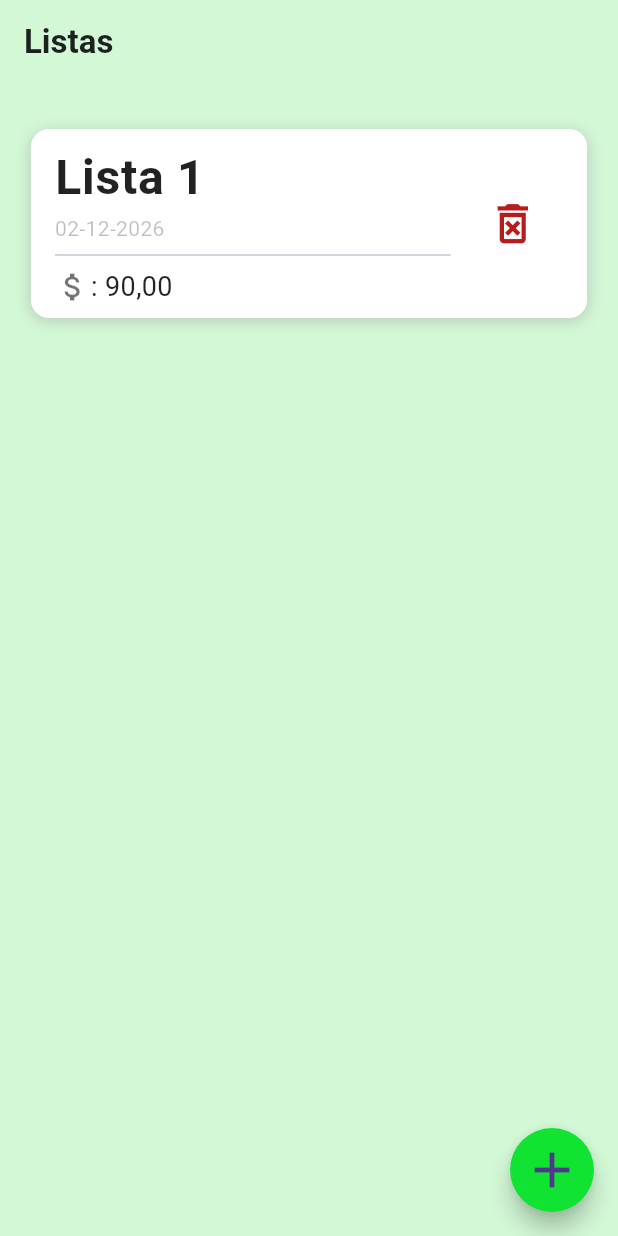
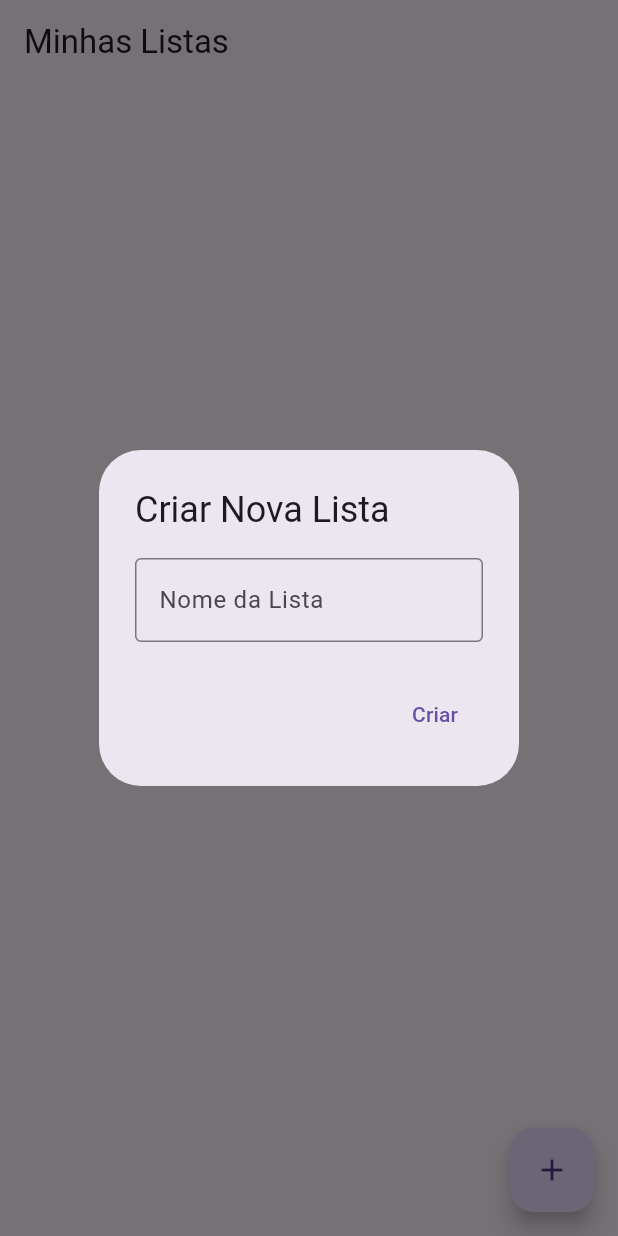
Before and after one commit to gabrielarappel/AppListaDeCompras, a Flutter app: the screen it shows after launch, after a tap on the "add" icon, on a phone screen of 412 x 824 dp. Run offline on Flutter 3.47's test engine with Material 3 defaults, Android fonts, the phone set to English and light mode, and no system bars; our stand-ins replace shared_preferences.

Commit message:
Comunicação com as duas páginas
criei um novo arquivo para substituir "mainlistview" já que estava dando muitos erros. Porém, acabei removendo o estilo que já estava feito em items_list.

```diff
--- a/lib/app/app.dart
+++ b/lib/app/app.dart
@@ -1,4 +1,4 @@
-import 'package:app_lista_de_compras/app/features/main_list.dart';
+import 'package:app_lista_de_compras/app/features/list_page.dart';
 import 'package:flutter/material.dart';
 
 class MyApp extends StatelessWidget {
@@ -10,6 +10,6 @@ class MyApp extends StatelessWidget {
         debugShowCheckedModeBanner: false,
         title: 'Lista de compras',
         theme: ThemeData.light(),
-        home: MainListView());
+        home: ListaPage());
   }
 }
--- /dev/null
+++ b/lib/app/features/list_page.dart
@@ -0,0 +1,97 @@
+import 'package:flutter/material.dart';
+import 'package:shared_preferences/shared_preferences.dart';
+import 'items_list.dart'; // Importe a HomePage
+
+class ListaPage extends StatefulWidget {
+  @override
+  _ListaPageState createState() => _ListaPageState();
+}
+
+class _ListaPageState extends State<ListaPage> {
+  List<String> _listas = []; // Lista de nomes das listas
+
+  @override
+  void initState() {
+    super.initState();
+    _loadListas(); // Carrega as listas salvas ao iniciar a tela
+  }
+
+  void _loadListas() async {
+    // Carrega as listas salvas do SharedPreferences
+    SharedPreferences prefs = await SharedPreferences.getInstance();
+    setState(() {
+      _listas = prefs.getStringList('listas') ?? [];
+    });
+  }
+
+  void _saveListas() async {
+    // Salva as listas no SharedPreferences
+    SharedPreferences prefs = await SharedPreferences.getInstance();
+    await prefs.setStringList('listas', _listas);
+  }
+
+  @override
+  Widget build(BuildContext context) {
+    return Scaffold(
+      appBar: AppBar(
+        title: Text('Minhas Listas'),
+      ),
+      body: ListView.builder(
+        itemCount: _listas.length,
+        itemBuilder: (BuildContext context, int index) {
+          return ListTile(
+            title: Text(_listas[index]),
+            onTap: () {
+              Navigator.push(
+                context,
+                MaterialPageRoute(
+                  builder: (context) => HomePage(
+                    nomeLista: _listas[index],
+                    precoLista: '0.00', // Pode adicionar um preço inicial aqui se necessário
+                  ),
+                ),
+              );
+            },
+          );
+        },
+      ),
+      floatingActionButton: FloatingActionButton(
+        onPressed: () {
+          showDialog(
+            context: context,
+            builder: (BuildContext context) {
+              TextEditingController _controller = TextEditingController();
+
+              return AlertDialog(
+                title: Text('Criar Nova Lista'),
+                content: TextField(
+                  controller: _controller,
+                  decoration: InputDecoration(
+                    labelText: 'Nome da Lista',
+                    border: OutlineInputBorder(),
+                  ),
+                ),
+                actions: [
+                  TextButton(
+                    onPressed: () {
+                      String nomeLista = _controller.text.trim();
+                      if (nomeLista.isNotEmpty) {
+                        setState(() {
+                          _listas.add(nomeLista);
+                          _saveListas();
+                        });
+                        Navigator.of(context).pop();
+                      }
+                    },
+                    child: Text('Criar'),
+                  ),
+                ],
+              );
+            },
+          );
+        },
+        child: Icon(Icons.add),
+      ),
+    );
+  }
+}
--- a/lib/app/features/main_list.dart
+++ /dev/null
@@ -1,146 +0,0 @@
-import 'package:app_lista_de_compras/app/features/items_list.dart';
-import 'package:flutter/material.dart';
-
-class MainListView extends StatefulWidget {
-  const MainListView({super.key});
-
-  @override
-  State<MainListView> createState() => _MainListViewState();
-}
-
-class _MainListViewState extends State<MainListView> {
-  final List<Map<String, dynamic>> _listasDeCompras = [];
-
-  @override
-  Widget build(BuildContext context) {
-    return Scaffold(
-      backgroundColor: const Color(0xFFD2F8D6),
-      appBar: AppBar(
-        title: const Text(
-          "Listas",
-          style: TextStyle(
-            color: Colors.black87,
-            fontWeight: FontWeight.bold,
-          ),
-        ),
-        backgroundColor: const Color(0xffD2F8D6),
-      ),
-      body: Stack(
-        children: [
-          ListView.builder(
-            itemCount: _listasDeCompras.length,
-            itemBuilder: (context, index) {
-              return Column(
-                children: [
-                  const SizedBox(
-                    height: 30,
-                  ),
-                  Center(
-                    key: Key(_listasDeCompras[index].toString()),
-                    child: FractionallySizedBox(
-                      widthFactor: 0.9,
-                      child: Container(
-                        decoration: BoxDecoration(
-                          color: Colors.white, // Cor de fundo do Container
-                          borderRadius: BorderRadius.circular(12),
-                          boxShadow: [
-                            BoxShadow(
-                              color: Colors.grey.withOpacity(0.5),
-                              spreadRadius: 0,
-                              blurRadius: 8,
-                              offset: const Offset(
-                                  0, 2), // changes position of shadow
-                            ),
-                          ],
-                        ),
-                        child: ListTile(
-                          title: Text(
-                            "Lista ${index + 1}",
-                            style: const TextStyle(
-                              color: Colors.black87,
-                              fontSize: 32,
-                              fontWeight: FontWeight.bold,
-                            ),
-                          ),
-                          subtitle: Column(
-                            crossAxisAlignment: CrossAxisAlignment.start,
-                            children: [
-                              Text(
-                                _formatDate(DateTime
-                                    .now()), // Exibe a data atual formatada
-                                style: const TextStyle(
-                                  color: Colors.black26,
-                                  fontSize: 14,
-                                ),
-                              ),
-                              const Divider(),
-                              Row(
-                                children: [
-                                  const Icon(
-                                    Icons.attach_money,
-                                    color: Colors.black54,
-                                  ),
-                                  Text(
-                                    ": ${_listasDeCompras[index]['preco']}", // Preço vindo dos dados da lista
-                                    style: const TextStyle(
-                                      color: Colors.black87,
-                                      fontSize: 18,
-                                    ),
-                                  ),
-                                ],
-                              ),
-                            ],
-                          ),
-                          trailing: IconButton(
-                            icon: Icon(Icons.delete_forever_outlined,
-                                color: Colors.red[900], size: 35),
-                            onPressed: () {
-                              setState(() {
-                                _listasDeCompras.removeAt(
-                                    index); // Remove o item da lista ao clicar no ícone de delete
-                              });
-                            },
-                          ),
-                          onTap: () {
-                            Navigator.push(
-                              context,
-                              MaterialPageRoute(
-                                  builder: (context) => const HomePage()),
-                            );
-                          },
-                        ),
-                      ),
-                    ),
-                  ),
-                ],
-              );
-            },
-          ),
-          Positioned(
-            bottom: 16, // Posição em relação à parte inferior da tela
-            right: 16, // Posição em relação à parte direita da tela
-            child: FloatingActionButton(
-              backgroundColor: const Color(0xFF11E333),
-              shape: const CircleBorder(),
-              onPressed: () {
-// Ação ao pressionar o botão
-                setState(() {
-// Adiciona um novo item à lista
-                  _listasDeCompras.add({
-                    'nome': 'Lista ${_listasDeCompras.length + 1}',
-                    'preco': '90,00', // Valor exemplo, pode ser dinâmico
-                  });
-                });
-              },
-              child: const Icon(Icons.add, size: 40),
-            ),
-          ),
-        ],
-      ),
-    );
-  }
-
-  String _formatDate(DateTime date) {
-    return "${date.day.toString().padLeft(2, '0')}-${date.month.toString().padLeft(2, '0')}-${date.year}";
-  }
-}
```
Also changed, not shown: lib/app/features/items_list.dart (+59 -97 lines).
